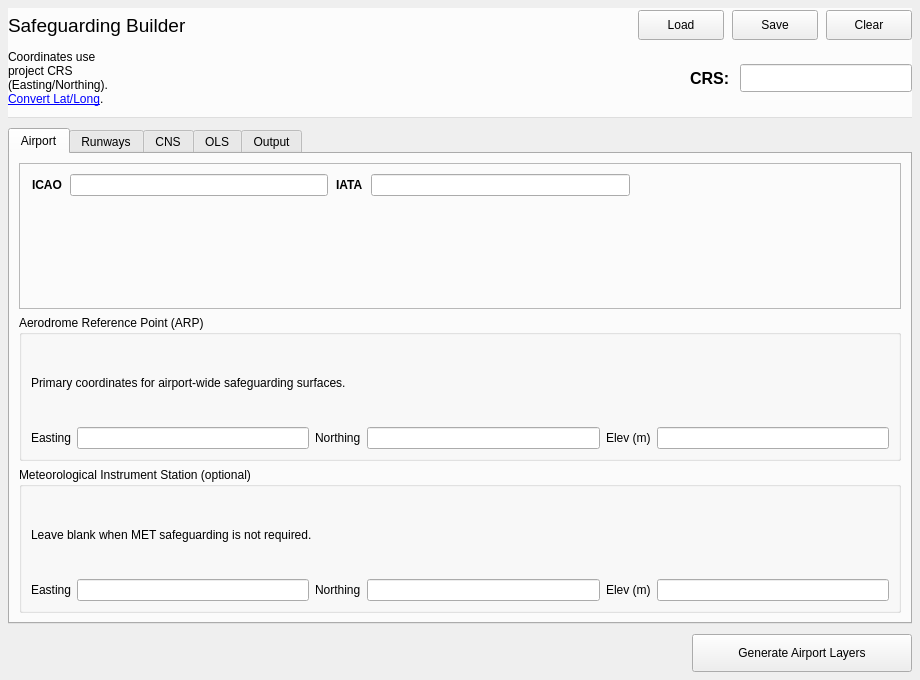
Old version of the form safeguarding_builder_dialog_base.ui in the repository camtodd1/prj-lucid.
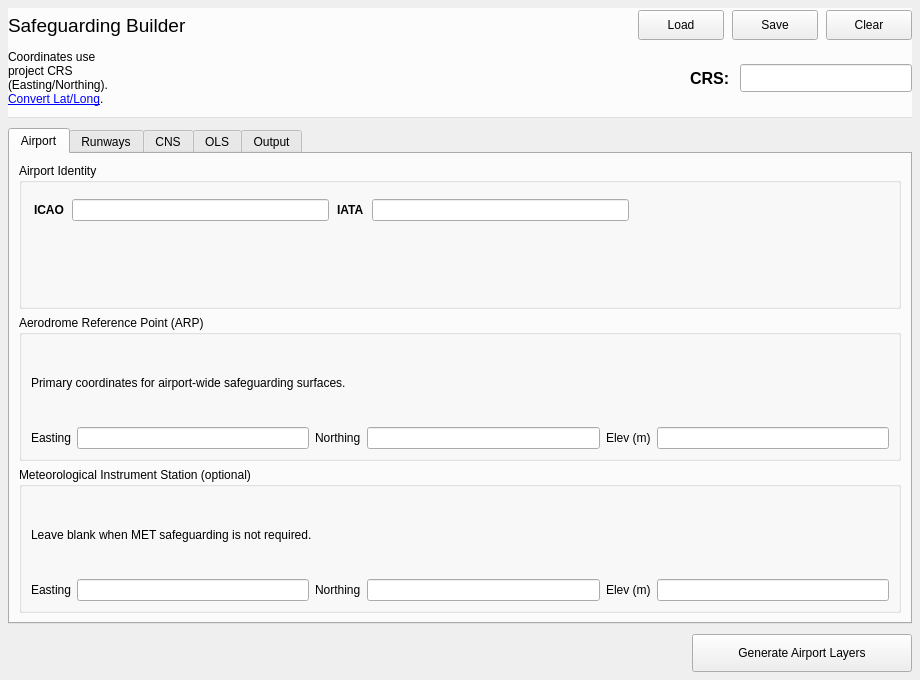
New version of the form. Custom widgets are drawn as their Qt base class.

Commit message: ident header

Diff of the .ui file:
```diff
--- a/safeguarding_builder_dialog_base.ui
+++ b/safeguarding_builder_dialog_base.ui
@@ -230,19 +230,16 @@
       </attribute>
       <layout class="QVBoxLayout" name="verticalLayout_airportTab">
       <item>
-        <widget class="QFrame" name="frame_airport_identity">
-         <property name="frameShape">
-          <enum>QFrame::StyledPanel</enum>
-         </property>
-         <property name="frameShadow">
-          <enum>QFrame::Plain</enum>
+        <widget class="QGroupBox" name="frame_airport_identity">
+         <property name="title">
+          <string>Airport Identity</string>
          </property>
           <layout class="QVBoxLayout" name="verticalLayout_airportIdentity">
           <property name="leftMargin">
            <number>12</number>
           </property>
           <property name="topMargin">
-           <number>10</number>
+           <number>16</number>
           </property>
           <property name="rightMargin">
            <number>12</number>
@@ -329,7 +326,7 @@
           </item>
          </layout>
         </widget>
-       </item>
+      </item>
        <item>
        <widget class="QGroupBox" name="groupBox_ARP">
          <property name="title">
```
The commit also changes 1 other file.
